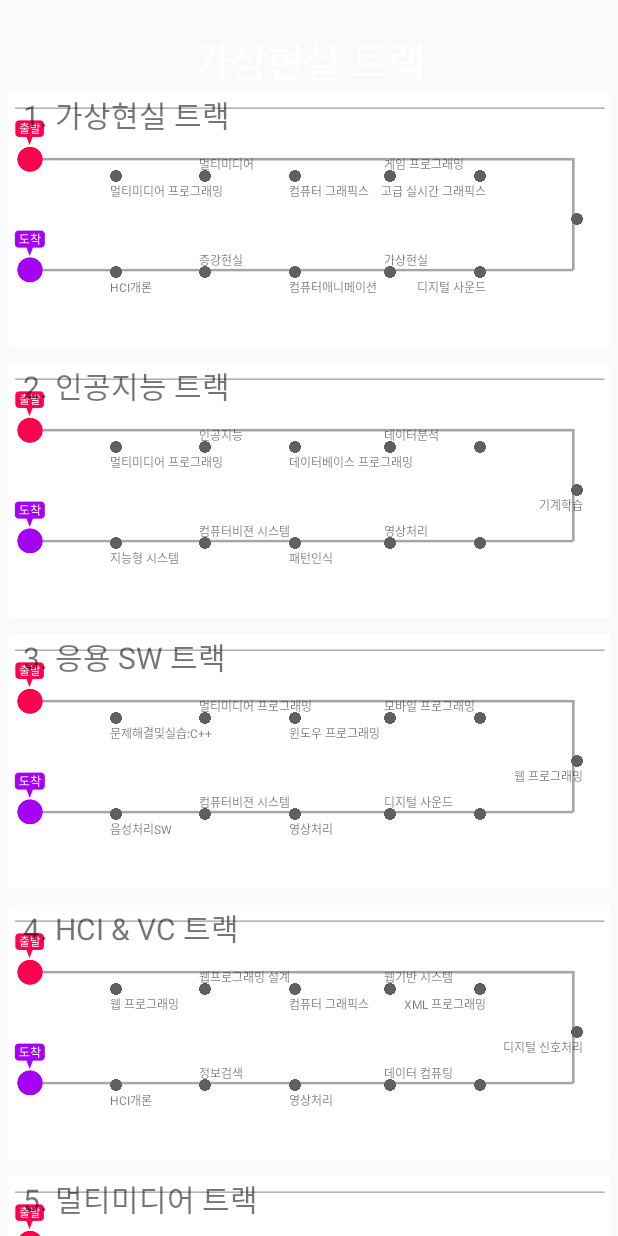
After one commit to ParkMinHyun/SejongHackerton, an Android app: the MainTest screen opened directly, with no data from a screen before it, on a phone screen of 412 x 824 dp. The commit adds this screen. Run offline under Robolectric (Android 15) with nearby library versions, the phone set to English and light mode, and no system bars.

Commit message:
[명호] 트랙별로 코스 정리

```diff
--- a/TrackEngine/app/build.gradle
+++ b/TrackEngine/app/build.gradle
@@ -25,12 +25,11 @@ dependencies {
         exclude group: 'com.android.support', module: 'support-annotations'
     })
     compile 'com.android.support:design:24.2.1'
-    compile 'com.android.support:appcompat-v7:24.2.1'
+    compile 'com.android.support:appcompat-v7:25.3.1'
     compile 'com.daimajia.numberprogressbar:library:1.4@aar'
     compile 'com.android.support:support-v4:25.3.1'
     compile 'com.android.support:recyclerview-v7:25.3.1'
     compile 'com.android.support:cardview-v7:25.3.1'
-    compile 'com.android.support:appcompat-v7:25.3.1'
     compile 'com.android.support.constraint:constraint-layout:1.0.2'
     testCompile 'junit:junit:4.12'
 }
--- a/TrackEngine/app/src/main/java/com/example/parkminhyun/trackengine/MainActivity.java
+++ b/TrackEngine/app/src/main/java/com/example/parkminhyun/trackengine/MainActivity.java
@@ -1,9 +1,7 @@
 package com.example.parkminhyun.trackengine;
 
 import android.content.Intent;
-import android.net.Uri;
 import android.os.Build;
-import android.content.SharedPreferences;
 import android.os.Bundle;
 import android.support.v7.app.ActionBar;
 import android.support.v7.app.AppCompatActivity;
@@ -110,6 +108,9 @@ public class MainActivity extends AppCompatActivity implements AdapterCallback {
             case 0:
                 startActivity(new Intent(MainActivity.this, VirtualRealityActivity.class));
                 break;
+            case 1:
+                startActivity(new Intent(MainActivity.this, MainTest.class));
+                break;
             default:
                 break;
         }
--- /dev/null
+++ b/TrackEngine/app/src/main/java/com/example/parkminhyun/trackengine/MainTest.java
@@ -0,0 +1,67 @@
+package com.example.parkminhyun.trackengine;
+
+import android.os.Build;
+import android.os.Bundle;
+import android.support.v7.app.ActionBar;
+import android.support.v7.app.AppCompatActivity;
+import android.support.v7.widget.LinearLayoutManager;
+import android.support.v7.widget.RecyclerView;
+import android.view.Window;
+import android.view.WindowManager;
+import android.widget.ImageView;
+
+import java.util.ArrayList;
+import java.util.List;
+
+import static com.example.parkminhyun.trackengine.R.id.rv_main_test;
+
+public class MainTest extends AppCompatActivity {
+
+    ImageView titleBarImage;
+    private List<MapVO> maps;
+    private RecyclerView rvMap;
+    RVAdapterMap adapter;
+
+    @Override
+    protected void onCreate(Bundle savedInstanceState) {
+        makeTransParentStatusBar();
+        super.onCreate(savedInstanceState);
+        try {
+            getSupportActionBar().setDisplayOptions(ActionBar.DISPLAY_SHOW_CUSTOM);
+            getSupportActionBar().setCustomView(R.layout.custom_bar);
+        } catch (Exception e) {
+            System.out.println(e.getMessage());
+        }
+        setContentView(R.layout.activity_main_test);
+        titleBarImage = (ImageView)findViewById(R.id.imageView2);
+        titleBarImage.setImageResource(R.drawable.virtual_track_title);
+
+        rvMap = (RecyclerView) findViewById(rv_main_test);
+        LinearLayoutManager llm = new LinearLayoutManager(this);
+        rvMap.setLayoutManager(llm);
+        rvMap.setHasFixedSize(true);
+
+        maps = new ArrayList<>();
+        maps.add(new MapVO("1. 가상현실 트랙", "멀티미디어 프로그래밍", "멀티미디어", "컴퓨터 그래픽스", "게임 프로그래밍", "고급 실시간 그래픽스", "", "디지털 사운드", "가상현실", "컴퓨터애니메이션", "증강현실", "HCI개론"));
+        maps.add(new MapVO("2. 인공지능 트랙", "멀티미디어 프로그래밍", "인공지능", "데이터베이스 프로그래밍", "데이터분석", "", "기계학습", "", "영상처리", "패턴인식", "컴퓨터비젼 시스템", "지능형 시스템"));
+        maps.add(new MapVO("3. 응용 SW 트랙", "문제해결및실습:C++", "멀티미디어 프로그래밍", "윈도우 프로그래밍", "모바일 프로그래밍", "", "웹 프로그래밍", "", "디지털 사운드", "영상처리", "컴퓨터비젼 시스템", "음성처리SW"));
+        maps.add(new MapVO("4. HCI & VC 트랙", "웹 프로그래밍", "웹프로그래밍 설계", "컴퓨터 그래픽스", "웹기반 시스템", "XML 프로그래밍", "디지털 신호처리", "", "데이터 컴퓨팅", "영상처리", "정보검색", "HCI개론"));
+        maps.add(new MapVO("5. 멀티미디어 트랙", "멀티미디어", "신호및시스템", "컴퓨터그래픽스", "멀티미디어 데이터베이스", "디지털 신호처리", "패턴인식", "영상처리", "가상현실", "컴퓨터 비전시스템", "영상처리 프로그래밍", "모바일 프로그래밍"));
+        maps.add(new MapVO("6. 사물인터넷 트랙", "웹 프로그래밍", "신호및시스템", "통신시스템", "디지털 신호처리", "네트워크 프로그래밍", "정보보호개론", "데이터통신", "임베디드 시스템", "무선통신", "스마트 그리드", "인터넷보안"));
+        maps.add(new MapVO("7. 시스템응용 트랙", "마이크로 컴퓨터", "데이터베이스", "프로그래밍 언어의개념", "VHDL 프로그래밍", "UNIX 프로그래밍", "소프트웨어 공학", "멀티코어 프로그래밍", "시스템모델링", "임베디드 시스템", "분산시스템", "컴파일러"));
+        maps.add(new MapVO("8. 지능형인지 트랙", "웹 프로그래밍", "윈도우즈 프로그래밍", "멀티미디어", "데이터베이스", "패턴인식", "", "인공지능", "가상현실", "정보검색", "지능형시스템", "HCI개론"));
+        maps.add(new MapVO("9. 데이터사이언스 트랙", "데이터분석 개론", "비즈니스 인텔리전스", "데이터베이스", "컴퓨터 그래픽스", "기계학습", "", "데이터 시각화", "대용량데이터 처리개론", "텍스트 마이닝", "의사결정 모델링", "데이터기반 인공지능"));
+        maps.add(new MapVO("10. 정보보호 트랙", "컴퓨터 네트워크", "보안 프로그래밍", "어셈블리어", "대칭키암호론", "운영체제", "공개키 암호론", "시스템 해킹과보안", "인터넷보안", "악성코드 분석", "네트워크 해킹과보안", "디지털 포렌식"));
+
+        adapter = new RVAdapterMap(maps);
+        rvMap.setAdapter(adapter);
+    }
+
+    public void makeTransParentStatusBar(){
+        if (Build.VERSION.SDK_INT >= Build.VERSION_CODES.KITKAT) {
+            Window w = getWindow(); // in Activity's onCreate() for instance
+            w.setFlags(WindowManager.LayoutParams.FLAG_LAYOUT_NO_LIMITS, WindowManager.LayoutParams.FLAG_LAYOUT_NO_LIMITS);
+        }
+    }
+
+}
--- /dev/null
+++ b/TrackEngine/app/src/main/java/com/example/parkminhyun/trackengine/MapVO.java
@@ -0,0 +1,131 @@
+package com.example.parkminhyun.trackengine;
+
+/**
+ * Created by 12aud on 2017-06-27.
+ */
+
+public class MapVO {
+    public MapVO(String trackName, String s0, String s1, String s2, String s3, String s4, String s5, String s6, String s7, String s8, String s9, String s10){
+        this.trackName = trackName;
+        this.sub0 = s0;
+        this.sub1 = s1;
+        this.sub2 = s2;
+        this.sub3 = s3;
+        this.sub4 = s4;
+        this.sub5 = s5;
+        this.sub6 = s6;
+        this.sub7 = s7;
+        this.sub8 = s8;
+        this.sub9 = s9;
+        this.sub10 = s10;
+    }
+
+    private String trackName;
+    private String sub0;
+    private String sub1;
+    private String sub2;
+    private String sub3;
+    private String sub4;
+    private String sub5;
+    private String sub6;
+    private String sub7;
+    private String sub8;
+    private String sub9;
+    private String sub10;
+
+    public String getTrackName() {
+        return trackName;
+    }
+
+    public void setTrackName(String trackName) {
+        this.trackName = trackName;
+    }
+
+    public String getSub0() {
+        return sub0;
+    }
+
+    public void setSub0(String sub0) {
+        this.sub0 = sub0;
+    }
+
+    public String getSub1() {
+        return sub1;
+    }
+
+    public void setSub1(String sub1) {
+        this.sub1 = sub1;
+    }
+
+    public String getSub2() {
+        return sub2;
+    }
+
+    public void setSub2(String sub2) {
+        this.sub2 = sub2;
+    }
+
+    public String getSub3() {
+        return sub3;
+    }
+
+    public void setSub3(String sub3) {
+        this.sub3 = sub3;
+    }
+
+    public String getSub4() {
+        return sub4;
+    }
+
+    public void setSub4(String sub4) {
+        this.sub4 = sub4;
+    }
+
+    public String getSub5() {
+        return sub5;
+    }
+
+    public void setSub5(String sub5) {
+        this.sub5 = sub5;
+    }
+
+    public void setSub6(String sub6) {
+        this.sub6 = sub6;
+    }
+
+    public String getSub6() {
+        return sub6;
+    }
+
+    public String getSub7() {
+        return sub7;
+    }
+
+    public void setSub7(String sub7) {
+        this.sub7 = sub7;
+    }
+
+    public String getSub8() {
+        return sub8;
+    }
+
+    public void setSub8(String sub8) {
+        this.sub8 = sub8;
+    }
+
+    public void setSub9(String sub9) {
+        this.sub9 = sub9;
+    }
+
+    public String getSub9() {
+        return sub9;
+    }
+
+    public void setSub10(String sub10) {
+        this.sub10 = sub10;
+    }
+
+    public String getSub10() {
+        return sub10;
+    }
+}
--- /dev/null
+++ b/TrackEngine/app/src/main/java/com/example/parkminhyun/trackengine/RVAdapterMap.java
@@ -0,0 +1,107 @@
+package com.example.parkminhyun.trackengine;
+
+import android.support.v7.widget.CardView;
+import android.support.v7.widget.RecyclerView;
+import android.view.LayoutInflater;
+import android.view.View;
+import android.view.ViewGroup;
+import android.widget.ImageView;
+import android.widget.TextView;
+
+import java.util.List;
+
+/**
+ * Created by 12aud on 2017-06-27.
+ */
+
+public class RVAdapterMap extends RecyclerView.Adapter<RVAdapterMap.MapViewHolder> {
+
+
+    public class MapViewHolder extends RecyclerView.ViewHolder {
+        CardView cv; // cardView
+        TextView trackName;
+        TextView tv1;
+        TextView tv2;
+        TextView tv3;
+        TextView tv4;
+        TextView tv5;
+        TextView tv6;
+        TextView tv7;
+        TextView tv8;
+        TextView tv9;
+        TextView tv10;
+        TextView tv11;
+        ImageView iv1;
+        ImageView iv2;
+        ImageView iv3;
+        ImageView iv4;
+        ImageView iv5;
+        ImageView iv6;
+        ImageView iv7;
+        ImageView iv8;
+        ImageView iv9;
+        ImageView iv10;
+        ImageView iv11;
+
+        public MapViewHolder(View itemView) {
+            super(itemView);
+            cv = (CardView) itemView.findViewById(R.id.cv_map);
+            trackName = (TextView)itemView.findViewById(R.id.tv_track_map_cv);
+            tv1 = (TextView) itemView.findViewById(R.id.tv1_map_cv);
+            tv2 = (TextView) itemView.findViewById(R.id.tv2_map_cv);
+            tv3 = (TextView) itemView.findViewById(R.id.tv3_map_cv);
+            tv4 = (TextView) itemView.findViewById(R.id.tv4_map_cv);
+            tv5 = (TextView) itemView.findViewById(R.id.tv5_map_cv);
+            tv6 = (TextView) itemView.findViewById(R.id.tv6_map_cv);
+            tv7 = (TextView) itemView.findViewById(R.id.tv7_map_cv);
+            tv8 = (TextView) itemView.findViewById(R.id.tv8_map_cv);
+            tv9 = (TextView) itemView.findViewById(R.id.tv9_map_cv);
+            tv10 = (TextView) itemView.findViewById(R.id.tv10_map_cv);
+            tv11 = (TextView) itemView.findViewById(R.id.tv11_map_cv);
+            iv1 = (ImageView) itemView.findViewById(R.id.iv1_map_cv);
+            iv2 = (ImageView) itemView.findViewById(R.id.iv2_map_cv);
+            iv3 = (ImageView) itemView.findViewById(R.id.iv3_map_cv);
+            iv4 = (ImageView) itemView.findViewById(R.id.iv4_map_cv);
+            iv5 = (ImageView) itemView.findViewById(R.id.iv5_map_cv);
+            iv6 = (ImageView) itemView.findViewById(R.id.iv6_map_cv);
+            iv7 = (ImageView) itemView.findViewById(R.id.iv7_map_cv);
+            iv8 = (ImageView) itemView.findViewById(R.id.iv8_map_cv);
+            iv9 = (ImageView) itemView.findViewById(R.id.iv9_map_cv);
+            iv10 = (ImageView) itemView.findViewById(R.id.iv10_map_cv);
+            iv11 = (ImageView) itemView.findViewById(R.id.iv11_map_cv);
+        }
+    }
+
+    public RVAdapterMap(List<MapVO> maps){
+        this.maps = maps;
+    }
+    List<MapVO> maps;
+
+    @Override
+    public MapViewHolder onCreateViewHolder(ViewGroup viewGroup, int viewType) {
+        View v = LayoutInflater.from(viewGroup.getContext()).inflate(R.layout.map_track, viewGroup, false);
+        MapViewHolder mvh = new MapViewHolder(v);
+        return mvh;
+    }
+
+    @Override
+    public void onBindViewHolder(MapViewHolder holder, int position) {
+        holder.trackName.setText(maps.get(position).getTrackName());
+        holder.tv1.setText(maps.get(position).getSub0());
+        holder.tv2.setText(maps.get(position).getSub1());
+        holder.tv3.setText(maps.get(position).getSub2());
+        holder.tv4.setText(maps.get(position).getSub3());
+        holder.tv5.setText(maps.get(position).getSub4());
+        holder.tv6.setText(maps.get(position).getSub5());
+        holder.tv7.setText(maps.get(position).getSub6());
+        holder.tv8.setText(maps.get(position).getSub7());
+        holder.tv9.setText(maps.get(position).getSub8());
+        holder.tv10.setText(maps.get(position).getSub9());
+        holder.tv11.setText(maps.get(position).getSub10());
+    }
+
+    @Override
+    public int getItemCount() {
+        return maps.size();
+    }
+}
--- /dev/null
+++ b/TrackEngine/app/src/main/res/drawable/circle.xml
@@ -0,0 +1,7 @@
+<?xml version="1.0" encoding="utf-8"?>
+<shape xmlns:android="http://schemas.android.com/apk/res/android"
+    android:shape="oval">
+    <gradient
+        android:angle="270"
+        android:centerColor="#000000"/>
+</shape>
--- /dev/null
+++ b/TrackEngine/app/src/main/res/layout/activity_main_test.xml
@@ -0,0 +1,17 @@
+<?xml version="1.0" encoding="utf-8"?>
+<RelativeLayout xmlns:android="http://schemas.android.com/apk/res/android"
+    xmlns:app="http://schemas.android.com/apk/res-auto"
+    xmlns:tools="http://schemas.android.com/tools"
+    android:layout_width="match_parent"
+    android:layout_height="match_parent"
+    tools:context="com.example.parkminhyun.trackengine.MainTest"
+    android:fitsSystemWindows="true">
+
+    <android.support.v7.widget.RecyclerView
+        android:layout_width="match_parent"
+        android:layout_height="match_parent"
+        android:id="@+id/rv_main_test">
+
+    </android.support.v7.widget.RecyclerView>
+
+</RelativeLayout>
--- /dev/null
+++ b/TrackEngine/app/src/main/res/layout/map_track.xml
@@ -0,0 +1,279 @@
+<?xml version="1.0" encoding="utf-8"?>
+<android.support.v7.widget.CardView xmlns:android="http://schemas.android.com/apk/res/android"
+    xmlns:tools="http://schemas.android.com/tools"
+    xmlns:app="http://schemas.android.com/apk/res-auto"
+    android:orientation="vertical"
+    android:layout_width="match_parent"
+    android:layout_height="170dp"
+    android:id="@+id/cv_map"
+    android:layout_margin="5dp"
+    app:cardElevation="0dp"
+    app:cardMaxElevation="0dp">
+
+    <RelativeLayout
+        android:layout_width="match_parent"
+        android:layout_height="130dp">
+        <ImageView
+            android:layout_width="match_parent"
+            android:layout_height="match_parent"
+            android:scaleType="fitEnd"
+            android:src="@drawable/mapbackground" />
+
+    </RelativeLayout>
+    <RelativeLayout
+        android:layout_width="match_parent"
+        android:layout_height="match_parent">
+
+        <ImageView
+            android:id="@+id/iv1_map_cv"
+            android:layout_width="8dp"
+            android:layout_height="8dp"
+            android:layout_marginTop="22dp"
+            android:adjustViewBounds="false"
+            android:src="@drawable/circle_gray"
+            tools:layout_editor_absoluteX="85dp"
+            tools:layout_editor_absoluteY="51dp"
+            android:layout_marginStart="11dp"
+            android:layout_below="@+id/tv_track_map_cv"
+            android:layout_toEndOf="@+id/textView6" />
+
+        <TextView
+            android:id="@+id/margin"
+            android:layout_width="wrap_content"
+            android:layout_height="10dp"
+            android:textSize="10sp"
+            tools:layout_editor_absoluteX="66dp"
+            tools:layout_editor_absoluteY="60dp" />
+
+        <TextView
+            android:id="@+id/tv1_map_cv"
+            android:layout_width="wrap_content"
+            android:layout_height="10dp"
+            android:text="교과목명"
+            android:textSize="8sp"
+            tools:layout_editor_absoluteX="66dp"
+            tools:layout_editor_absoluteY="60dp"
+            android:layout_below="@+id/iv1_map_cv"
+            android:layout_alignStart="@+id/iv1_map_cv" />
+
+        <ImageView
+            android:id="@+id/iv2_map_cv"
+            android:layout_width="8dp"
+            android:layout_height="8dp"
+            android:layout_marginStart="51dp"
+            android:src="@drawable/circle_gray"
+            tools:layout_editor_absoluteX="130dp"
+            tools:layout_editor_absoluteY="51dp"
+            android:layout_alignTop="@+id/iv1_map_cv"
+            android:layout_toEndOf="@+id/iv1_map_cv" />
+
+        <TextView
+            android:id="@+id/tv2_map_cv"
+            android:layout_width="wrap_content"
+            android:layout_height="10dp"
+            android:text="교과목명"
+            android:textSize="8sp"
+            android:layout_above="@+id/iv2_map_cv"
+            android:layout_alignStart="@+id/iv2_map_cv" />
+
+        <ImageView
+            android:id="@+id/iv3_map_cv"
+            android:layout_width="8dp"
+            android:layout_height="8dp"
+            android:src="@drawable/circle_gray"
+            tools:layout_editor_absoluteX="175dp"
+            tools:layout_editor_absoluteY="51dp"
+            android:layout_alignTop="@+id/iv2_map_cv"
+            android:layout_toEndOf="@+id/iv2_map_cv"
+            android:layout_marginStart="52dp" />
+
+        <TextView
+            android:id="@+id/tv3_map_cv"
+            android:layout_width="wrap_content"
+            android:layout_height="10dp"
+            android:text="교과목명"
+            android:textSize="8sp"
+            android:layout_below="@+id/iv3_map_cv"
+            android:layout_alignStart="@+id/iv3_map_cv" />
+
+        <ImageView
+            android:id="@+id/iv4_map_cv"
+            android:layout_width="8dp"
+            android:layout_height="8dp"
+            android:layout_marginStart="55dp"
+            android:src="@drawable/circle_gray"
+            tools:layout_editor_absoluteX="220dp"
+            tools:layout_editor_absoluteY="51dp"
+            android:layout_alignTop="@+id/iv3_map_cv"
+            android:layout_toEndOf="@+id/iv3_map_cv" />
+
+        <TextView
+            android:id="@+id/tv4_map_cv"
+            android:layout_width="wrap_content"
+            android:layout_height="10dp"
+            android:text="교과목명"
+            android:textSize="8sp"
+            android:layout_above="@+id/iv4_map_cv"
+            android:layout_alignStart="@+id/iv4_map_cv" />
+
+        <ImageView
+            android:id="@+id/iv5_map_cv"
+            android:layout_width="8dp"
+            android:layout_height="8dp"
+            android:src="@drawable/circle_gray"
+            tools:layout_editor_absoluteX="265dp"
+            tools:layout_editor_absoluteY="51dp"
+            android:layout_alignTop="@+id/iv4_map_cv"
+            android:layout_toEndOf="@+id/iv4_map_cv"
+            android:layout_marginStart="52dp" />
+
+        <TextView
+            android:id="@+id/tv5_map_cv"
+            android:layout_width="wrap_content"
+            android:layout_height="10dp"
+            android:text="교과목명"
+            android:textSize="8sp"
+            android:layout_below="@+id/iv5_map_cv"
+            android:layout_alignEnd="@+id/iv5_map_cv" />
+
+        <ImageView
+            android:id="@+id/iv6_map_cv"
+            android:layout_width="8dp"
+            android:layout_height="8dp"
+            android:src="@drawable/circle_gray"
+            tools:layout_editor_absoluteX="310dp"
+            tools:layout_editor_absoluteY="78dp"
+            android:layout_marginEnd="18dp"
+            android:layout_centerVertical="true"
+            android:layout_alignParentEnd="true" />
+
+        <TextView
+            android:id="@+id/tv6_map_cv"
+            android:layout_width="wrap_content"
+            android:layout_height="10dp"
+            android:text="교과목명"
+            android:textSize="8sp"
+            android:layout_below="@+id/iv6_map_cv"
+            android:layout_alignEnd="@+id/iv6_map_cv" />
+
+        <ImageView
+            android:id="@+id/iv7_map_cv"
+            android:layout_width="8dp"
+            android:layout_height="8dp"
+            android:src="@drawable/circle_gray"
+            tools:layout_editor_absoluteX="265dp"
+            tools:layout_editor_absoluteY="107dp"
+            android:layout_alignTop="@+id/iv8_map_cv"
+            android:layout_alignStart="@+id/iv5_map_cv" />
+
+        <TextView
+            android:id="@+id/tv7_map_cv"
+            android:layout_width="wrap_content"
+            android:layout_height="10dp"
+            android:text="교과목명"
+            android:textSize="8sp"
+            android:layout_below="@+id/iv7_map_cv"
+            android:layout_alignEnd="@+id/iv7_map_cv" />
+
+        <ImageView
+            android:id="@+id/iv8_map_cv"
+            android:layout_width="8dp"
+            android:layout_height="8dp"
+            android:src="@drawable/circle_gray"
+            tools:layout_editor_absoluteX="220dp"
+            tools:layout_editor_absoluteY="107dp"
+            android:layout_alignTop="@+id/iv11_map_cv"
+            android:layout_alignStart="@+id/iv4_map_cv" />
+
+        <TextView
+            android:id="@+id/tv8_map_cv"
+            android:layout_width="wrap_content"
+            android:layout_height="10dp"
+            android:text="교과목명"
+            android:textSize="8sp"
+            android:layout_above="@+id/iv8_map_cv"
+            android:layout_alignStart="@+id/iv8_map_cv" />
+
+        <ImageView
+            android:id="@+id/iv9_map_cv"
+            android:layout_width="8dp"
+            android:layout_height="8dp"
+            android:src="@drawable/circle_gray"
+            tools:layout_editor_absoluteX="175dp"
+            tools:layout_editor_absoluteY="107dp"
+            android:layout_alignTop="@+id/iv10_map_cv"
+            android:layout_alignStart="@+id/iv3_map_cv" />
+
+        <TextView
+            android:id="@+id/tv9_map_cv"
+            android:layout_width="wrap_content"
+            android:layout_height="10dp"
+            android:text="교과목명"
+            android:textSize="8sp"
+            android:layout_below="@+id/iv9_map_cv"
+            android:layout_alignStart="@+id/iv9_map_cv" />
+
+        <ImageView
+            android:id="@+id/iv10_map_cv"
+            android:layout_width="8dp"
+            android:layout_height="8dp"
+            android:src="@drawable/circle_gray"
+            tools:layout_editor_absoluteX="130dp"
+            tools:layout_editor_absoluteY="107dp"
+            android:layout_alignTop="@+id/iv11_map_cv"
+            android:layout_alignStart="@+id/iv2_map_cv" />
+
+        <TextView
+            android:id="@+id/tv10_map_cv"
+            android:layout_width="wrap_content"
+            android:layout_height="10dp"
+            android:text="교과목명"
+            android:textSize="8sp"
+            android:layout_above="@+id/iv10_map_cv"
+            android:layout_alignStart="@+id/iv10_map_cv" />
+
+        <ImageView
+            android:id="@+id/iv11_map_cv"
+            android:layout_width="8dp"
+            android:layout_height="8dp"
+            android:adjustViewBounds="false"
+            android:src="@drawable/circle_gray"
+            tools:layout_editor_absoluteX="85dp"
+            tools:layout_editor_absoluteY="107dp"
+            android:layout_below="@+id/textView6"
+            android:layout_alignStart="@+id/tv1_map_cv" />
+
+        <TextView
+            android:id="@+id/tv11_map_cv"
+            android:layout_width="wrap_content"
+            android:layout_height="10dp"
+            android:layout_alignStart="@+id/iv11_map_cv"
+            android:layout_below="@+id/iv11_map_cv"
+            android:text="교과목명"
+            android:textSize="8sp" />
+
+        <TextView
+            android:id="@+id/textView"
+            android:layout_width="wrap_content"
+            android:layout_height="wrap_content"
+            android:layout_alignParentBottom="true"
+            android:layout_toEndOf="@+id/tv1_map_cv" />
+
+        <TextView
+            android:id="@+id/textView6"
+            android:layout_width="wrap_content"
+            android:layout_height="116dp"
+            android:text="                 " />
+
+        <TextView
+            android:id="@+id/tv_track_map_cv"
+            android:layout_width="match_parent"
+            android:layout_height="30dp"
+            android:layout_alignParentEnd="true"
+            android:layout_alignParentStart="true"
+            android:layout_alignParentTop="true"
+            android:layout_marginLeft="10dp"
+            android:text="트랙명"
+            android:textSize="20sp" />
+    </RelativeLayout>
+</android.support.v7.widget.CardView>
```
Also changed, not shown: TrackEngine/app/src/main/AndroidManifest.xml (+14 -7 lines), TrackEngine/app/src/main/res/drawable/circle_gray.png (added), TrackEngine/app/src/main/res/drawable/mapbackground.png (added).
